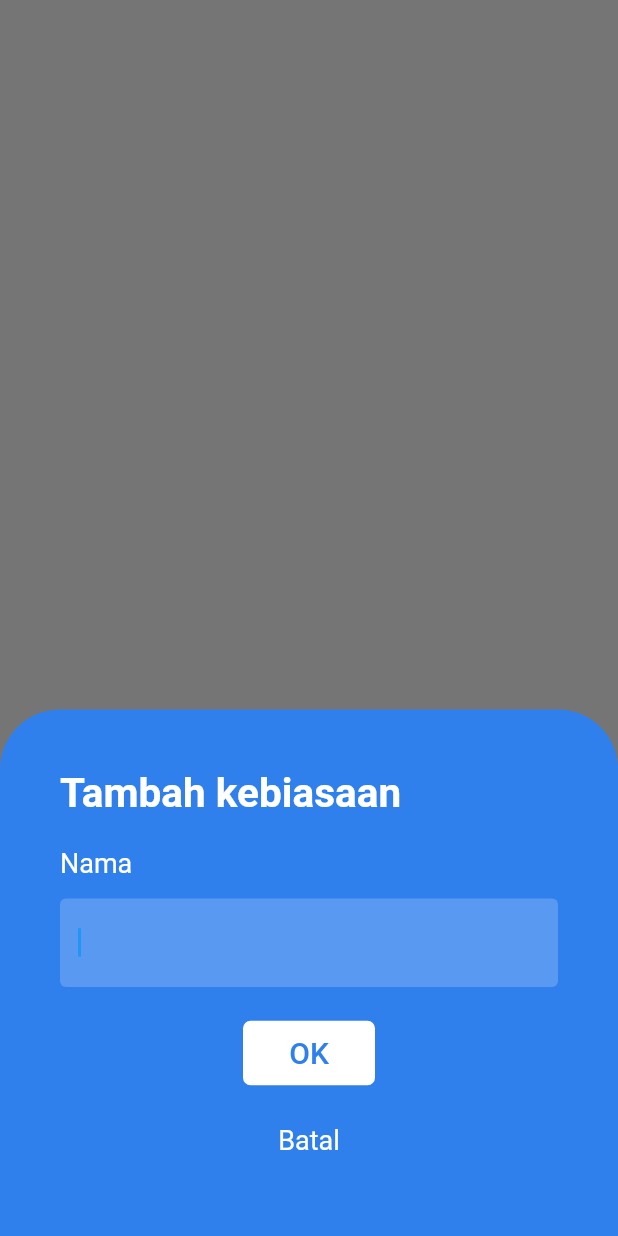
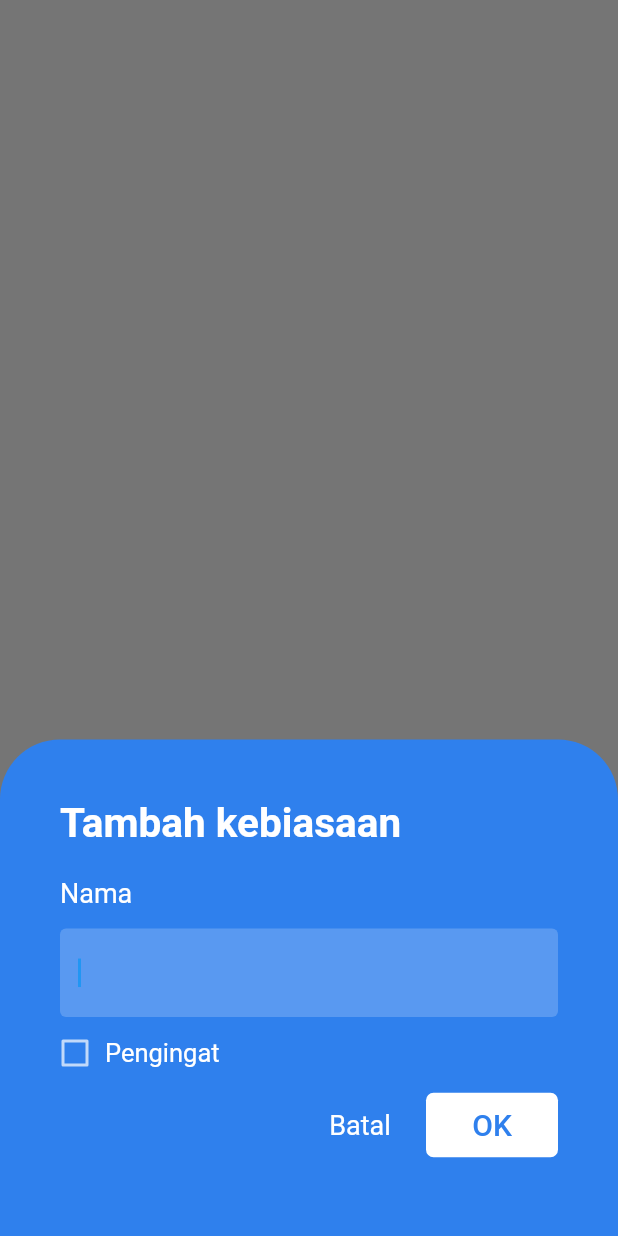
Before and after one commit to dihak/flutter-istiqomah, a Flutter app: what modalAddHabit() shows on an empty page, opened directly, on a phone screen of 412 x 824 dp. Run offline on Flutter 3.47's test engine with Material 2 defaults, Android fonts, the phone set to English and light mode, and no system bars; our stand-ins replace fl_chart, sqflite; accounts and stored records are empty; Roboto replaces fonts that are missing (ProductSans).

```diff
--- a/lib/pages/home/modal/add.dart
+++ b/lib/pages/home/modal/add.dart
@@ -1,20 +1,20 @@
 import 'package:flutter/material.dart';
+import 'package:istiqomah/constants/app.dart';
 
-Future modalAddHabit(BuildContext context) async {
+class _ModalAddHabit extends StatefulWidget {
+  @override
+  _ModalAddHabitState createState() => _ModalAddHabitState();
+}
+
+class _ModalAddHabitState extends State<_ModalAddHabit> {
   final inputController = TextEditingController();
 
-  return showModalBottomSheet(
-    shape: RoundedRectangleBorder(
-      borderRadius: BorderRadius.vertical(
-        top: Radius.circular(40.0),
-      ),
-    ),
-    backgroundColor: Theme.of(context).primaryColor,
-    context: context,
-    isScrollControlled: true,
-    builder: (context) => Padding(
-      padding: const EdgeInsets.all(40),
-      child: Column(
+  bool isReminderActive = false;
+
+  List<String> activeDay = [];
+
+  Widget build(BuildContext context) {
+    return Column(
       crossAxisAlignment: CrossAxisAlignment.start,
       mainAxisSize: MainAxisSize.min,
       children: <Widget>[
@@ -29,6 +29,128 @@ Future modalAddHabit(BuildContext context) async {
             ),
           ),
         ),
+        _inputName(),
+        _reminder(),
+        _actionButton(context),
+      ],
+    );
+  }
+
+  Widget _reminder() {
+    Widget toggleButton = GestureDetector(
+      onTap: () {
+        setState(() {
+          isReminderActive = !isReminderActive;
+        });
+      },
+      child: Row(
+        children: [
+          SizedBox(
+            width: 20,
+            child: Checkbox(
+              onChanged: (value) {
+                setState(() {
+                  isReminderActive = value;
+                });
+              },
+              value: isReminderActive,
+              activeColor: Colors.blue[700],
+            ),
+          ),
+          SizedBox(width: 10),
+          Expanded(child: Text('Pengingat')),
+        ],
+        mainAxisAlignment: MainAxisAlignment.start,
+      ),
+    );
+
+    Widget dateList = Row(
+      crossAxisAlignment: CrossAxisAlignment.center,
+      mainAxisAlignment: MainAxisAlignment.spaceBetween,
+      children: [
+        for (var item in dayShortName)
+          _dayItem(
+            text: item,
+            active: activeDay.indexOf(item) != -1,
+            onTap: (value) {
+              setState(() {
+                if (activeDay.indexOf(value) == -1) {
+                  activeDay.add(value);
+                } else {
+                  activeDay.remove(value);
+                }
+              });
+            },
+          ),
+      ],
+    );
+
+    List<Widget> childrenList = [toggleButton];
+
+    if (isReminderActive) {
+      childrenList.add(_timePicker());
+      childrenList.add(SizedBox(height: 10));
+      childrenList.add(dateList);
+      childrenList.add(SizedBox(height: 20));
+    }
+
+    return Column(
+      crossAxisAlignment: CrossAxisAlignment.start,
+      children: childrenList,
+    );
+  }
+
+  Widget _dayItem({String text, bool active, Function onTap}) {
+    BoxDecoration decorationActive =
+        BoxDecoration(color: Colors.white, shape: BoxShape.circle);
+
+    BoxDecoration decorationInactive =
+        BoxDecoration(color: Colors.white10, shape: BoxShape.circle);
+    return GestureDetector(
+        onTap: () => onTap(text),
+        child: Container(
+          decoration: active ? decorationActive : decorationInactive,
+          width: 45,
+          height: 45,
+          child: Center(
+            child: Text(
+              text,
+              style: TextStyle(
+                color: active ? Colors.blue : Colors.white70,
+                fontWeight: active ? FontWeight.bold : FontWeight.normal,
+              ),
+            ),
+          ),
+        ));
+  }
+
+  Widget _timePicker() {
+    return Center(
+      child: Container(
+        padding: EdgeInsets.all(10),
+        decoration: BoxDecoration(
+          color: Colors.white10,
+          borderRadius: BorderRadius.circular(10),
+        ),
+        width: 200,
+        child: Row(
+          crossAxisAlignment: CrossAxisAlignment.center,
+          mainAxisAlignment: MainAxisAlignment.center,
+          children: [
+            Text(
+              '12:00 AM',
+              style: TextStyle(fontSize: 25, fontWeight: FontWeight.bold),
+            ),
+          ],
+        ),
+      ),
+    );
+  }
+
+  Widget _inputName() {
+    return Column(
+      crossAxisAlignment: CrossAxisAlignment.start,
+      children: [
         Padding(
           padding: const EdgeInsets.only(bottom: 5),
           child: Text(
@@ -39,9 +161,7 @@ Future modalAddHabit(BuildContext context) async {
         SizedBox(
           height: 8.0,
         ),
-          Padding(
-            padding: EdgeInsets.only(bottom: 20),
-            child: TextField(
+        TextField(
           autofocus: true,
           controller: inputController,
           decoration: InputDecoration(
@@ -50,6 +170,34 @@ Future modalAddHabit(BuildContext context) async {
             border: OutlineInputBorder(borderSide: (BorderSide.none)),
           ),
           style: TextStyle(color: Color(0xFFFFFFFF)),
+        ),
+      ],
+    );
+  }
+
+  Widget _actionButton(BuildContext context) {
+    return Row(
+      crossAxisAlignment: CrossAxisAlignment.start,
+      mainAxisAlignment: MainAxisAlignment.end,
+      children: [
+        Padding(
+          padding: EdgeInsets.only(
+            bottom: MediaQuery.of(context).viewInsets.bottom,
+          ),
+          child: Center(
+            child: FlatButton(
+              onPressed: () {
+                Navigator.pop(context);
+              },
+              child: Text(
+                'Batal',
+                style: TextStyle(
+                  color: Colors.white,
+                  fontSize: 18,
+                  fontWeight: FontWeight.normal,
+                ),
+              ),
+            ),
           ),
         ),
         Padding(
@@ -75,28 +223,24 @@ Future modalAddHabit(BuildContext context) async {
             ),
           ),
         ),
-          Padding(
-            padding: EdgeInsets.only(
-              bottom: MediaQuery.of(context).viewInsets.bottom,
-            ),
-            child: Center(
-              child: FlatButton(
-                onPressed: () {
-                  Navigator.pop(context);
-                },
-                child: Text(
-                  'Batal',
-                  style: TextStyle(
-                    color: Colors.white,
-                    fontSize: 18,
-                    fontWeight: FontWeight.normal,
+      ],
+    );
+  }
+}
+
+Future<String> modalAddHabit(BuildContext context) async {
+  return showModalBottomSheet(
+    shape: RoundedRectangleBorder(
+      borderRadius: BorderRadius.vertical(
+        top: Radius.circular(40.0),
       ),
     ),
-              ),
-            ),
-          ),
-        ],
-      ),
+    backgroundColor: Theme.of(context).primaryColor,
+    context: context,
+    isScrollControlled: true,
+    builder: (context) => Padding(
+      padding: const EdgeInsets.all(40),
+      child: _ModalAddHabit(),
     ),
   );
 }
```
Lines whose indentation alone changed are shown as unchanged.
